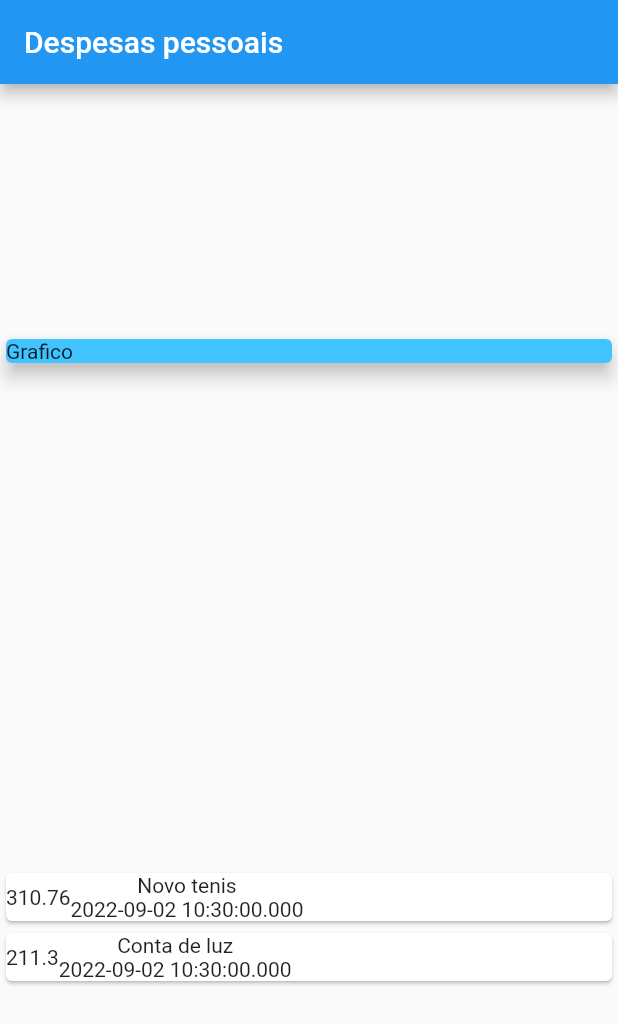
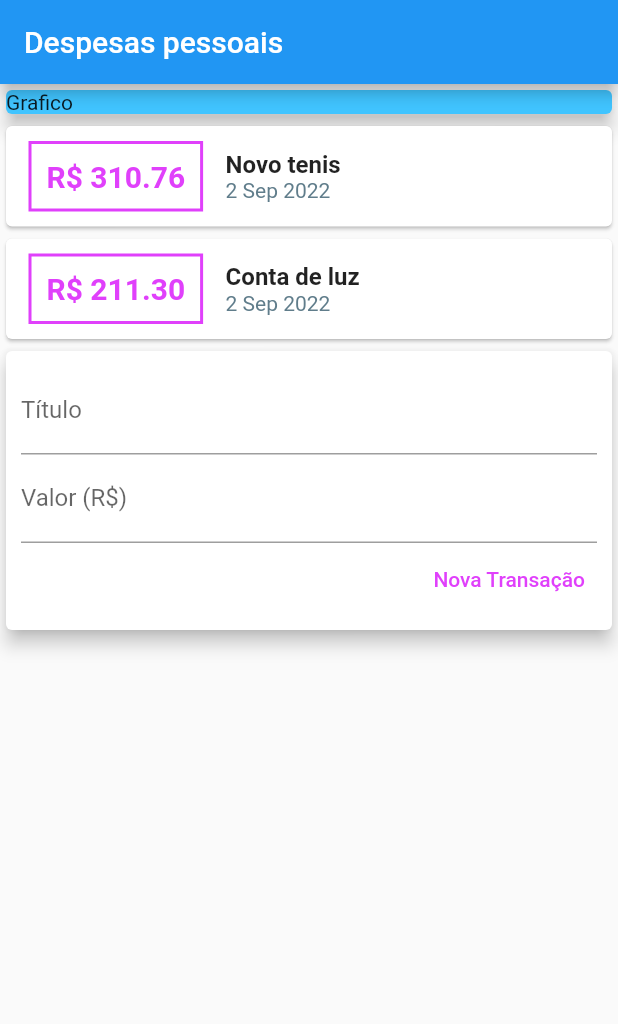
Before and after one commit to RFBruno/flutter-finmanager, a Flutter app: the screen it shows after launch, on a phone screen of 412 x 824 dp. Shown: the top 1024 px of the screen. Run offline on Flutter 3.47's test engine with Material 2 defaults, Android fonts, the phone set to English and light mode, and no system bars.

Commit message:
transaction form, list and user

```diff
--- /dev/null
+++ b/lib/components/transaction_form.dart
@@ -0,0 +1,49 @@
+import 'package:flutter/material.dart';
+import 'package:flutter/src/foundation/key.dart';
+import 'package:flutter/src/widgets/framework.dart';
+
+class TransactionForm extends StatelessWidget {
+
+  final tituloController = TextEditingController();
+  final valueController = TextEditingController();
+
+  TransactionForm({Key? key}) : super(key: key);
+
+  @override
+  Widget build(BuildContext context) {
+    return Card(
+              elevation: 5,
+              child: Padding(
+                padding: const EdgeInsets.all(10),
+                child: Column(
+                  children: [
+                     TextField(
+                      controller: tituloController,
+                      decoration: const InputDecoration(labelText: 'Título'),
+                    ),
+                     TextField(
+                      controller: valueController,
+                      decoration: const InputDecoration(labelText: 'Valor (R\$)'),
+                      keyboardType: TextInputType.numberWithOptions(),
+                    ),
+                    Row(
+                      mainAxisAlignment: MainAxisAlignment.end,
+                      children: [
+                        TextButton(
+                          onPressed: () {
+                            print(tituloController.text);
+                            print(valueController.text);
+                          },
+                          child: const Text('Nova Transação'),
+                          style: TextButton.styleFrom(
+                            primary: Colors.purpleAccent
+                          ),
+                        ),
+                      ],
+                    )
+                  ],
+                ),
+              ),
+            );
+  }
+}
--- /dev/null
+++ b/lib/components/transaction_list.dart
@@ -0,0 +1,60 @@
+import 'package:finmanager/models/transction.dart';
+import 'package:flutter/cupertino.dart';
+import 'package:flutter/material.dart';
+import 'package:flutter/src/foundation/key.dart';
+import 'package:flutter/src/widgets/framework.dart';
+import 'package:intl/intl.dart';
+
+class TransactionList extends StatelessWidget {
+
+  final List<Transaction> transactions;
+
+  TransactionList(this.transactions);
+
+
+  @override
+  Widget build(BuildContext context) {
+    return Column(
+              children: transactions.map((el) {
+                return Card(
+                  child: Row(
+                    mainAxisAlignment: MainAxisAlignment.start,
+                    children: [
+                      Container(
+                        margin: const EdgeInsets.symmetric(
+                          vertical: 10,
+                          horizontal: 15,
+                        ),
+                        decoration: BoxDecoration(
+                            border: Border.all(
+                                color: Colors.purpleAccent, width: 2)),
+                        padding: const EdgeInsets.all(10),
+                        child: Text(
+                          'R\$ ${el.value.toStringAsFixed(2)}',
+                          style: const TextStyle(
+                              fontWeight: FontWeight.bold,
+                              fontSize: 20,
+                              color: Colors.purpleAccent),
+                        ),
+                      ),
+                      Column(
+                        crossAxisAlignment: CrossAxisAlignment.start,
+                        children: [
+                          Text(
+                            el.title,
+                            style: const TextStyle(
+                                fontSize: 16, fontWeight: FontWeight.bold),
+                          ),
+                          Text(
+                            DateFormat('d MMM y').format(el.date),
+                            style: const TextStyle(color: Colors.blueGrey),
+                          )
+                        ],
+                      )
+                    ],
+                  ),
+                );
+              }).toList(),
+            );
+  }
+}
--- /dev/null
+++ b/lib/components/transaction_user.dart
@@ -0,0 +1,39 @@
+import 'package:finmanager/components/transaction_form.dart';
+import 'package:finmanager/components/transaction_list.dart';
+import 'package:finmanager/models/transction.dart';
+import 'package:flutter/cupertino.dart';
+import 'package:flutter/src/foundation/key.dart';
+import 'package:flutter/src/widgets/framework.dart';
+
+class TransactionUser extends StatefulWidget {
+  const TransactionUser({Key? key}) : super(key: key);
+
+  @override
+  State<TransactionUser> createState() => _TransactionUserState();
+}
+
+class _TransactionUserState extends State<TransactionUser> {
+  final _transactions = [
+    Transaction(
+      id: 't1',
+      title: 'Novo tenis',
+      value: 310.76,
+      date: DateTime.now(),
+    ),
+    Transaction(
+      id: 't2',
+      title: 'Conta de luz',
+      value: 211.30,
+      date: DateTime.now(),
+    )
+  ];
+  @override
+  Widget build(BuildContext context) {
+    return Column(
+      children: [
+        TransactionList(_transactions),
+        TransactionForm()
+      ],
+    );
+  }
+}
--- a/lib/main.dart
+++ b/lib/main.dart
@@ -1,6 +1,8 @@
-import 'package:finmanager/models/transction.dart';
+import 'dart:ui';
+import 'package:finmanager/components/transaction_user.dart';
 import 'package:flutter/cupertino.dart';
 import 'package:flutter/material.dart';
+
 
 main(List<String> args) => runApp(myApp());
 
@@ -10,26 +12,14 @@ class myApp extends StatelessWidget {
   @override
   Widget build(BuildContext context) {
     return MaterialApp(
+      debugShowCheckedModeBanner: false,
       home: MyHomePage(),
     );
   }
 }
 
 class MyHomePage extends StatelessWidget {
-  final _transactions = [
-    Transaction(
-      id: 't1',
-      title: 'Novo tenis',
-      value: 310.76,
-      date: DateTime.now(),
-    ),
-    Transaction(
-      id: 't2',
-      title: 'Conta de luz',
-      value: 211.30,
-      date: DateTime.now(),
-    )
-  ];
+
 
   MyHomePage({Key? key}) : super(key: key);
 
@@ -40,7 +30,6 @@ class MyHomePage extends StatelessWidget {
           title: const Text('Despesas pessoais'),
         ),
         body: Column(
-          mainAxisAlignment: MainAxisAlignment.spaceAround,
           crossAxisAlignment: CrossAxisAlignment.stretch,
           children: [
             Container(
@@ -50,28 +39,7 @@ class MyHomePage extends StatelessWidget {
                 child: Text('Grafico'),
               ),
             ),
-            Column(
-              children: _transactions.map((e) {
-                  return Card(
-                    child: Row(
-                      children: [
-                        Container(
-                          child: Text(
-                            e.value.toString()
-                          ),
-                        ),
-                        Column(
-                          children: [
-                            Text(e.title),
-                            Text(e.date.toString())
-                          ],
-                        )
-                      ],
-                    ),
-                  );
-                }
-              ).toList(),
-            )
+            TransactionUser()
           ],
         ));
   }
--- a/pubspec.yaml
+++ b/pubspec.yaml
@@ -34,6 +34,7 @@ dependencies:
   # The following adds the Cupertino Icons font to your application.
   # Use with the CupertinoIcons class for iOS style icons.
   cupertino_icons: ^1.0.2
+  intl: ^0.17.0
 
 dev_dependencies:
   flutter_test:
```
Also changed, not shown: pubspec.lock, 2 other files.
